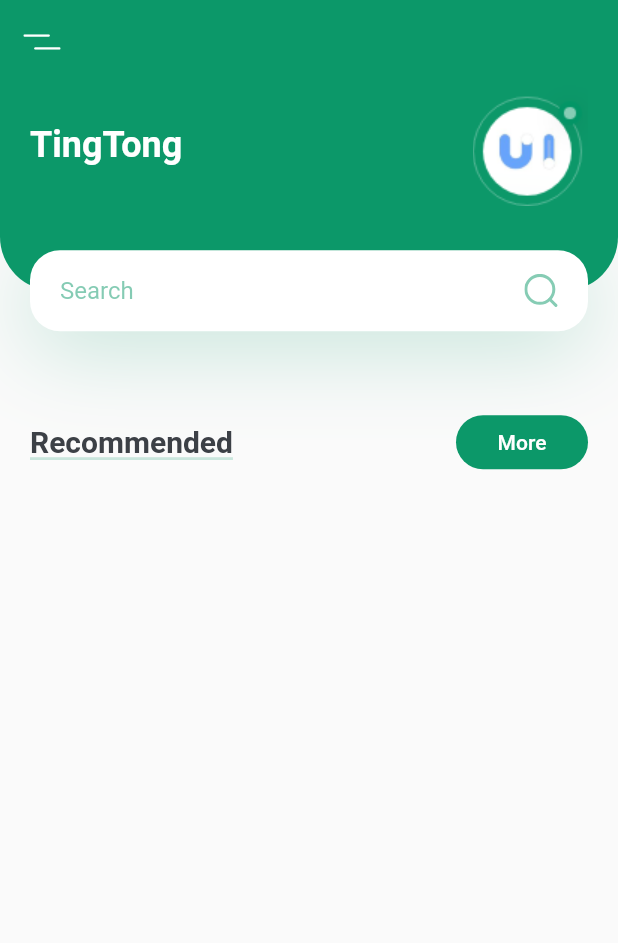
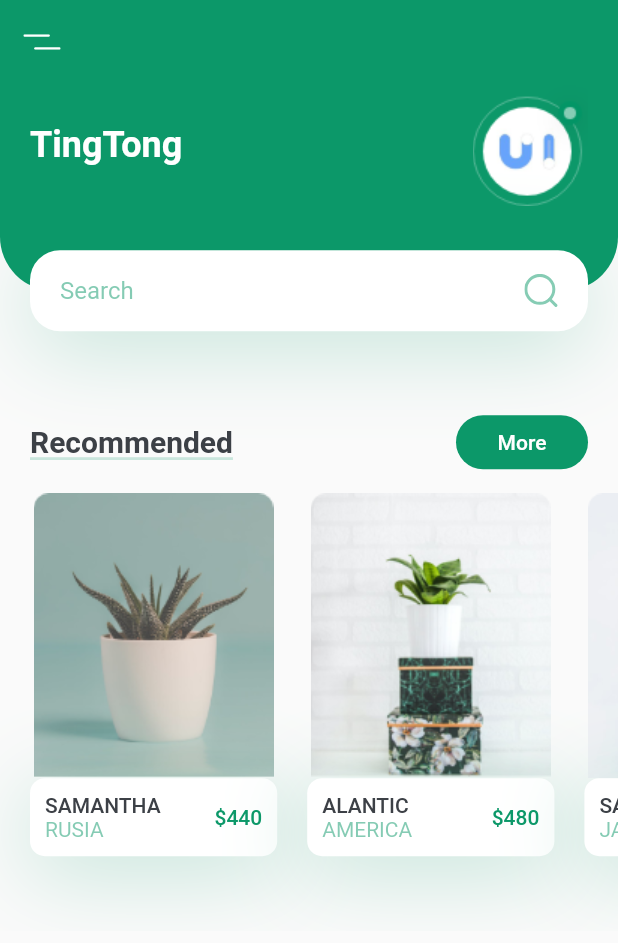
Before and after one commit to holland-hng/plant_app, a Flutter app: the screen it shows after launch, on a phone screen of 412 x 824 dp. Shown: the top 943 px of the screen. Run offline on Flutter 3.47's test engine with Material 2 defaults, Android fonts, the phone set to English and light mode, and no system bars; our stand-ins replace flutter_svg.

Commit message:
create/home/recomends plant

```diff
--- a/lib/screens/home/components/home_body.dart
+++ b/lib/screens/home/components/home_body.dart
@@ -1,5 +1,6 @@
 import 'package:flutter/material.dart';
 import 'package:plant_app/constants.dart';
+import 'package:plant_app/screens/home/components/recomends_plant.dart';
 import 'package:plant_app/screens/home/components/title_with_button.dart';
 import 'header_with_searchbox.dart';
 
@@ -14,7 +15,9 @@ class HomeBody extends StatelessWidget {
           TitleWithButton(
             title: "Recommended",
             textButton: "More",
+            press: () {},
           ),
+          RecomendsPlant(),
         ],
       ),
     );
--- /dev/null
+++ b/lib/screens/home/components/recomends_plant.dart
@@ -0,0 +1,124 @@
+import 'package:flutter/material.dart';
+
+import '../../../constants.dart';
+
+class RecomendsPlant extends StatelessWidget {
+  const RecomendsPlant({
+    Key key,
+  }) : super(key: key);
+
+  @override
+  Widget build(BuildContext context) {
+    Size size = MediaQuery.of(context).size;
+    return SingleChildScrollView(
+      scrollDirection: Axis.horizontal,
+      child: Row(
+        children: [
+          RecomendPlantCart(
+            size: size,
+            urlImage: "assets/images/image_1.png",
+            title: "Samantha",
+            country: "Rusia",
+            price: 440,
+            press: () {},
+          ),
+          RecomendPlantCart(
+            size: size,
+            urlImage: "assets/images/image_2.png",
+            title: "Alantic",
+            country: "America",
+            price: 480,
+            press: () {},
+          ),
+          RecomendPlantCart(
+            size: size,
+            urlImage: "assets/images/image_3.png",
+            title: "Sakura",
+            country: "japan",
+            price: 540,
+            press: () {},
+          ),
+        ],
+      ),
+    );
+  }
+}
+
+class RecomendPlantCart extends StatelessWidget {
+  const RecomendPlantCart({
+    Key key,
+    @required this.size,
+    this.urlImage,
+    this.title,
+    this.country,
+    this.price,
+    this.press,
+  }) : super(key: key);
+
+  final Size size;
+  final String urlImage, title, country;
+  final int price;
+  final Function press;
+
+  @override
+  Widget build(BuildContext context) {
+    return Container(
+      margin: EdgeInsets.only(
+        left: kDefaultPadding,
+        bottom: kDefaultPadding * 2.5,
+        top: kDefaultPadding / 2,
+      ),
+      width: size.width * 0.4,
+      child: Column(
+        children: <Widget>[
+          Image.asset(urlImage),
+          GestureDetector(
+            onTap: press,
+            child: Container(
+              padding: EdgeInsets.all(kDefaultPadding / 2),
+              decoration: BoxDecoration(
+                color: Colors.white,
+                borderRadius: BorderRadius.all(Radius.circular(10)),
+                boxShadow: [
+                  BoxShadow(
+                    offset: Offset(0, 10),
+                    blurRadius: 50,
+                    color: kPrimaryColor.withOpacity(0.23),
+                  ),
+                ],
+              ),
+              child: Row(
+                children: <Widget>[
+                  RichText(
+                    text: TextSpan(
+                      children: [
+                        TextSpan(
+                          text: "$title\n".toUpperCase(),
+                          style: Theme.of(context).textTheme.button,
+                        ),
+                        TextSpan(
+                          text: "$country".toUpperCase(),
+                          style: TextStyle(
+                            color: kPrimaryColor.withOpacity(0.5),
+                          ),
+                        ),
+                      ],
+                    ),
+                  ),
+                  Spacer(),
+                  Text(
+                    '\$$price',
+                    style: Theme.of(context)
+                        .textTheme
+                        .button
+                        .copyWith(color: kPrimaryColor),
+                  ),
+                ],
+              ),
+            ),
+          )
+        ],
+      ),
+    );
+  }
+}
```
